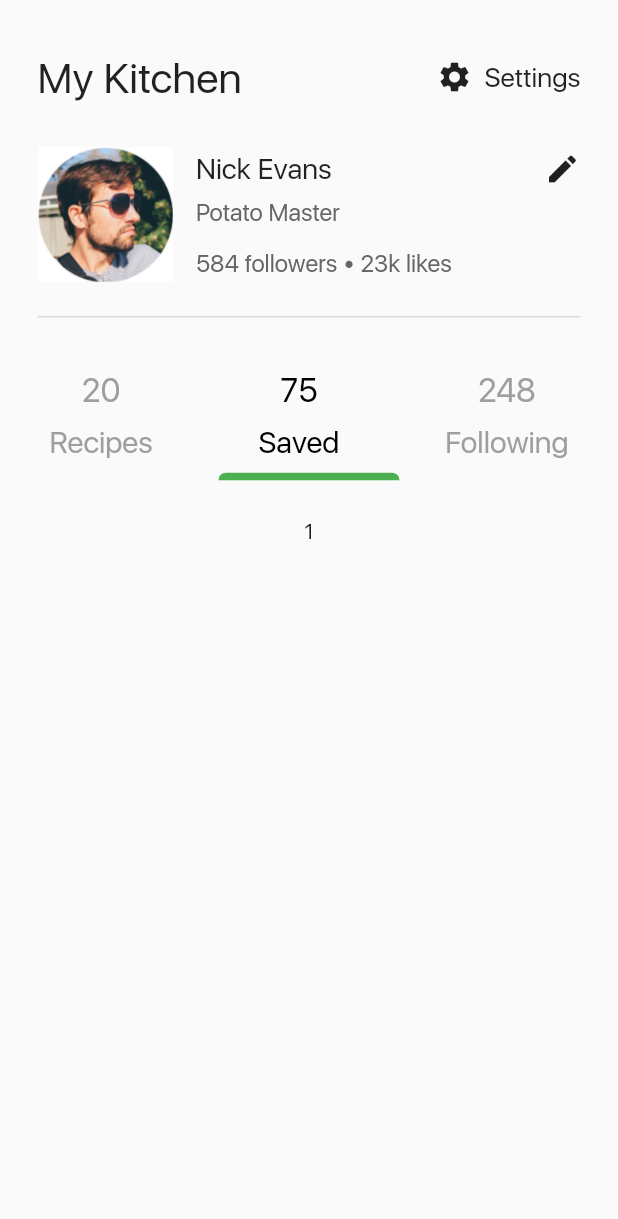
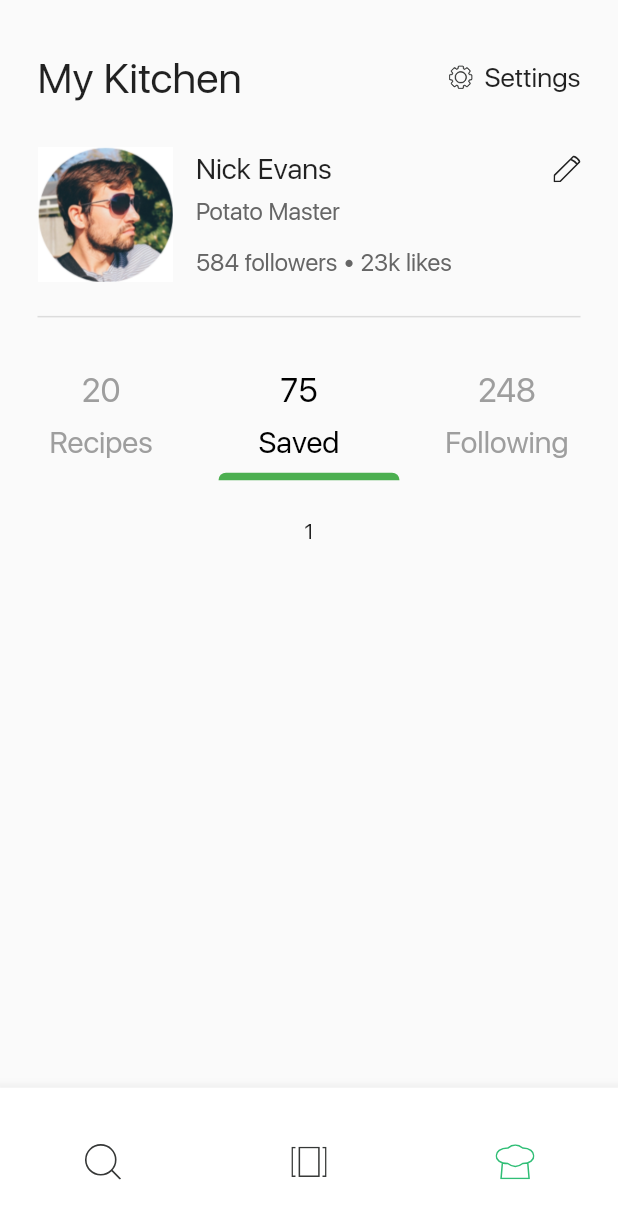
Before and after one commit to JoaoVictorArruda/scratch-recipe-app, a Flutter app: the ProfileOverviewPage screen opened directly, after a tap on "75", on a phone screen of 412 x 824 dp. Shown: the top 1219 px of the screen. Run offline on Flutter 3.47's test engine with Material 2 defaults, Android fonts, the phone set to English and light mode, and no system bars; our stand-ins replace flutter_bloc, flutter_svg.

Commit message:
feat: bottom navigation bar and icons

```diff
--- a/lib/presentation/profile/profile_overview_page.dart
+++ b/lib/presentation/profile/profile_overview_page.dart
@@ -1,5 +1,7 @@
 import 'package:flutter/material.dart';
+import 'package:flutter_svg/flutter_svg.dart';
 import 'package:scratch_recipe_app/presentation/profile/widgets/recipe_card_widget.dart';
+import 'package:scratch_recipe_app/presentation/themes.dart';
 
 class ProfileOverviewPage extends StatefulWidget {
   ProfileOverviewPage({Key? key}) : super(key: key);
@@ -15,6 +17,70 @@ class _ProfileOverviewPageState extends State<ProfileOverviewPage> {
   @override
   Widget build(BuildContext context) {
     return Scaffold(
+        bottomNavigationBar: SizedBox(
+          height: MediaQuery.of(context).size.height * 0.12,
+          child:  BottomAppBar(
+            child: Row(
+                mainAxisSize: MainAxisSize.max,
+                mainAxisAlignment: MainAxisAlignment.spaceAround,
+                children: [
+                  Expanded(
+                    child: SizedBox(
+                      height: 44,
+                      child: Material(
+                        type: MaterialType.transparency,
+                        child: InkWell(
+                          onTap: () {},
+                          child: Column(
+                            mainAxisSize: MainAxisSize.min,
+                            mainAxisAlignment: MainAxisAlignment.center,
+                            children: <Widget>[
+                              SvgPicture.asset('assets/search.svg', width: 24,)
+                            ],
+                          ),
+                        ),
+                      ),
+                    ),
+                  ),
+                  Expanded(
+                    child: SizedBox(
+                      height: 44,
+                      child: Material(
+                        type: MaterialType.transparency,
+                        child: InkWell(
+                          onTap: () {},
+                          child: Column(
+                            mainAxisSize: MainAxisSize.min,
+                            mainAxisAlignment: MainAxisAlignment.center,
+                            children: <Widget>[
+                              SvgPicture.asset('assets/screen.svg')
+                            ],
+                          ),
+                        ),
+                      ),
+                    ),
+                  ),
+                  Expanded(
+                    child: SizedBox(
+                      height: 44,
+                      child: Material(
+                        type: MaterialType.transparency,
+                        child: InkWell(
+                          // onTap: _incrementCounter,
+                          child: Column(
+                            mainAxisSize: MainAxisSize.min,
+                            mainAxisAlignment: MainAxisAlignment.center,
+                            children: <Widget>[
+                              SvgPicture.asset('assets/cook_hat.svg', width: 26,)
+                            ],
+                          ),
+                        ),
+                      ),
+                    ),
+                  ),
+                ]),
+          )
+        ),
       body: SingleChildScrollView(
         child: Padding(
           padding: const EdgeInsets.symmetric(horizontal: 25.0, vertical: 20),
@@ -28,7 +94,8 @@ class _ProfileOverviewPageState extends State<ProfileOverviewPage> {
                     Text('My Kitchen', style: TextStyle(fontSize: 28, fontWeight: FontWeight.w500),),
                     Row(
                       children: [
-                        Icon(Icons.settings,),
+                        // Icon(Icons.settings,),
+                        SvgPicture.asset('assets/settings.svg'),
                         Padding(
                           padding: const EdgeInsets.only(left: 8.0),
                           child: Text('Settings', style: TextStyle(fontSize: 18),),
@@ -51,7 +118,8 @@ class _ProfileOverviewPageState extends State<ProfileOverviewPage> {
                             mainAxisAlignment: MainAxisAlignment.spaceBetween,
                             children: [
                               Text('Nick Evans', style: TextStyle(fontSize: 19),),
-                              Icon(Icons.edit)
+                              SvgPicture.asset('assets/edit.svg', width: 18, color: Colors.black87,),
+                              // Icon(Icons.edit)
                             ],
                           ),
                           SizedBox(height: 8,),
--- a/pubspec.yaml
+++ b/pubspec.yaml
@@ -26,7 +26,7 @@ dependencies:
 
   flutter_bloc: ^7.1.0
   tab_indicator_styler: ^2.0.0
-
+  flutter_svg: ^0.22.0
 
 dev_dependencies:
   flutter_test:
```
Also changed, not shown: assets/cook_hat.svg (added), assets/edit.svg (added), assets/screen.svg (added), assets/search.svg (added), assets/settings.svg (added), pubspec.lock.
